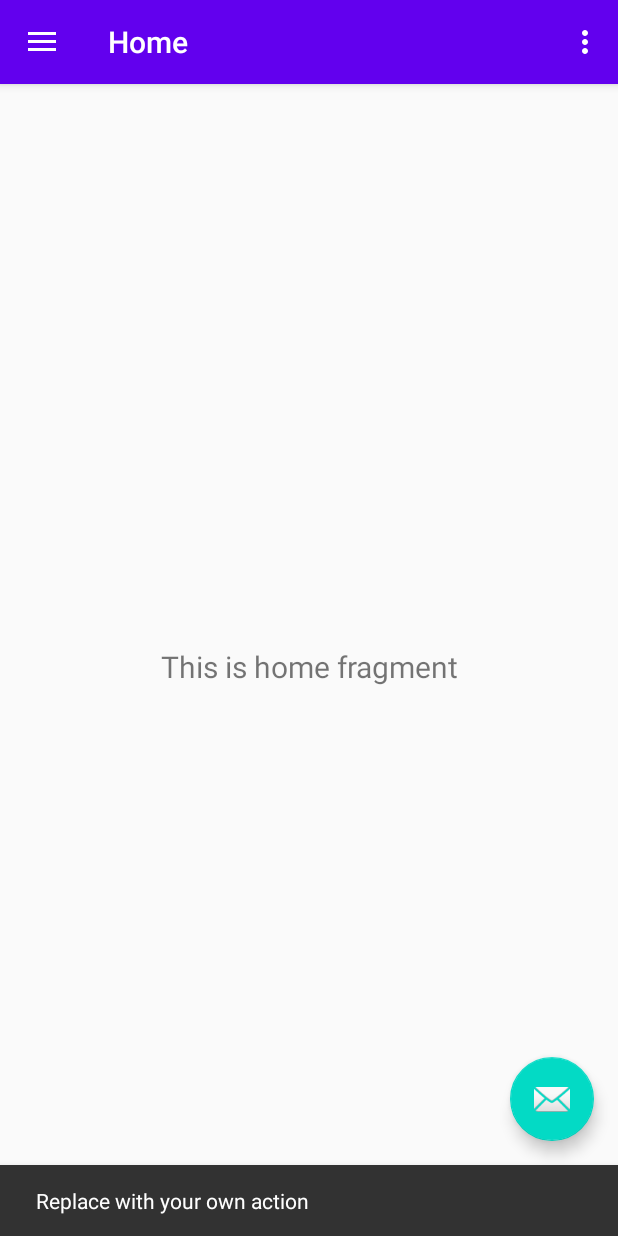
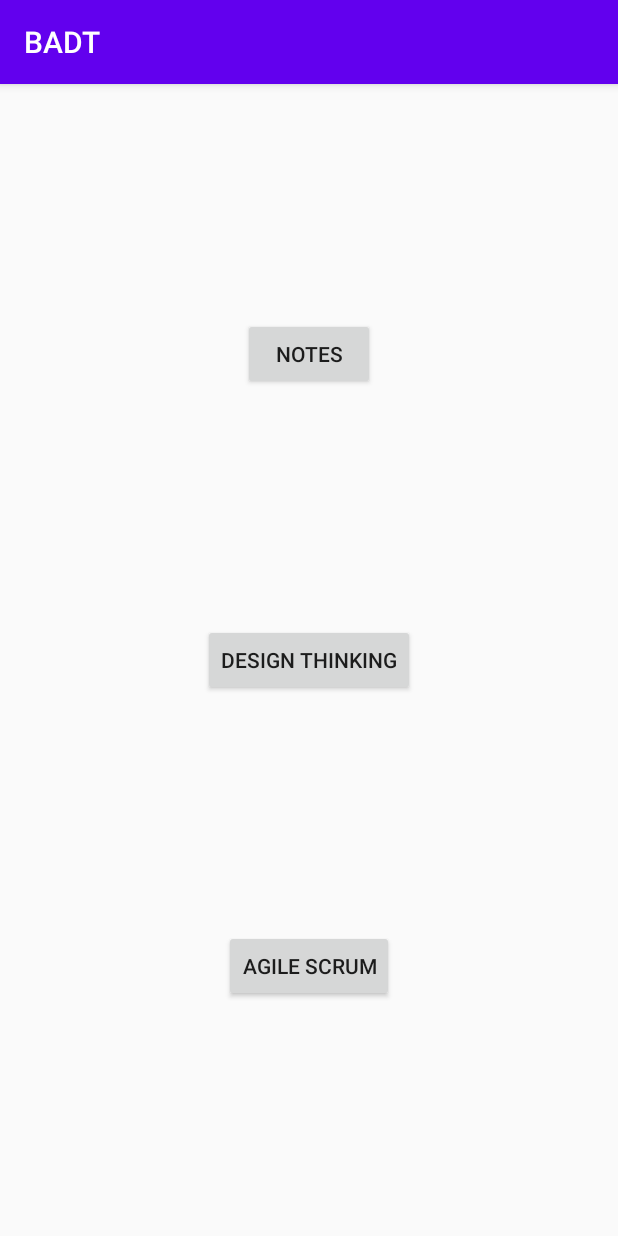
Before and after one commit to katrinaannhadi/BADT, an Android app: the screen it shows after launch (MainActivity before the commit, TemporaryActivity after it), after a tap on an icon or button, on a phone screen of 412 x 824 dp. Run offline under Robolectric (Android 15) with nearby library versions, the phone set to English and light mode, and no system bars; our stand-ins replace navigation-ui.

Commit message:
Integration into repository

```diff
--- a/app/src/main/java/com/katrinaann/badt/MainActivity.java
+++ b/app/src/main/java/com/katrinaann/badt/ui/blogandnotes/MainActivity.java
@@ -1,12 +1,15 @@
-package com.katrinaann.badt;
+package com.katrinaann.badt.ui.blogandnotes;
 
+import android.content.Intent;
 import android.os.Bundle;
 import android.view.View;
 import android.view.Menu;
+import android.widget.Button;
 
 import com.google.android.material.floatingactionbutton.FloatingActionButton;
 import com.google.android.material.snackbar.Snackbar;
 import com.google.android.material.navigation.NavigationView;
+import com.katrinaann.badt.R;
 
 import androidx.navigation.NavController;
 import androidx.navigation.Navigation;
@@ -19,6 +22,7 @@ import androidx.appcompat.widget.Toolbar;
 public class MainActivity extends AppCompatActivity {
 
     private AppBarConfiguration mAppBarConfiguration;
+    private FloatingActionButton fab;
 
     @Override
     protected void onCreate(Bundle savedInstanceState) {
@@ -45,6 +49,14 @@ public class MainActivity extends AppCompatActivity {
         NavController navController = Navigation.findNavController(this, R.id.nav_host_fragment);
         NavigationUI.setupActionBarWithNavController(this, navController, mAppBarConfiguration);
         NavigationUI.setupWithNavController(navigationView, navController);
+
+        fab = findViewById(R.id.fab);
+        fab.setOnClickListener(new View.OnClickListener() {
+            @Override
+            public void onClick(View v) {
+                newActivity(v);
+            }
+        });
     }
 
     @Override
@@ -60,4 +72,9 @@ public class MainActivity extends AppCompatActivity {
         return NavigationUI.navigateUp(navController, mAppBarConfiguration)
                 || super.onSupportNavigateUp();
     }
+
+    public void newActivity(View v) {
+        Intent intent = new Intent(this, TemporaryActivity.class);
+        startActivity(intent);
+    }
 }
--- a/app/src/main/java/com/katrinaann/badt/NoteActivity.java
+++ b/app/src/main/java/com/katrinaann/badt/ui/blogandnotes/NoteActivity.java
@@ -1,4 +1,4 @@
-package com.example.infs3634groupassignmentlocal;
+package com.katrinaann.badt.ui.blogandnotes;
 
 import androidx.appcompat.app.AppCompatActivity;
 
@@ -7,6 +7,8 @@ import android.os.Bundle;
 import android.view.View;
 import android.widget.Button;
 import android.widget.EditText;
+
+import com.katrinaann.badt.R;
 
 public class NoteActivity extends AppCompatActivity {
 
--- /dev/null
+++ b/app/src/main/java/com/katrinaann/badt/ui/blogandnotes/NoteListAdapter.java
@@ -0,0 +1,5 @@
+package com.katrinaann.badt.ui.blogandnotes;
+
+public class NoteListAdapter {
+
+}
--- a/app/src/main/java/com/katrinaann/badt/Notes.java
+++ b/app/src/main/java/com/katrinaann/badt/ui/blogandnotes/Notes.java
@@ -1,4 +1,4 @@
-package com.example.infs3634groupassignmentlocal;
+package com.katrinaann.badt.ui.blogandnotes;
 
 import java.util.ArrayList;
 
--- /dev/null
+++ b/app/src/main/java/com/katrinaann/badt/ui/blogandnotes/TemporaryActivity.java
@@ -0,0 +1,62 @@
+package com.katrinaann.badt.ui.blogandnotes;
+
+import androidx.appcompat.app.AppCompatActivity;
+
+import android.content.Intent;
+import android.os.Bundle;
+import android.view.View;
+import android.widget.Button;
+
+import com.katrinaann.badt.R;
+
+public class TemporaryActivity extends AppCompatActivity {
+
+    private Button tvDesignThinking;
+    private Button tvAgile;
+    private Button tvNote;
+
+    @Override
+    protected void onCreate(Bundle savedInstanceState) {
+        //getIntent();
+
+        super.onCreate(savedInstanceState);
+        setContentView(R.layout.activity_temporary);
+
+        tvDesignThinking = findViewById(R.id.tvDesignThinking);
+        tvAgile = findViewById(R.id.tvAgile);
+        tvNote = findViewById(R.id.tvNote);
+
+        tvDesignThinking.setOnClickListener(new View.OnClickListener() {
+            @Override
+            public void onClick(View v) {
+                newActivity(v, "Design Thinking");
+            }
+        });
+
+        tvAgile.setOnClickListener(new View.OnClickListener() {
+            @Override
+            public void onClick(View v) {
+                newActivity(v, "Agile SCRUM");
+            }
+        });
+
+        tvNote.setOnClickListener(new View.OnClickListener() {
+            @Override
+            public void onClick(View v) {
+                newActivity2(v, "Note");
+            }
+        });
+    }
+
+    public void newActivity(View v, String topic) {
+        Intent intent = new Intent(this, ContentActivity.class);
+        intent.putExtra("Topic",topic);
+        startActivity(intent);
+    }
+
+    public void newActivity2(View v, String topic) {
+        Intent intent = new Intent(this, NoteActivity.class);
+        intent.putExtra("Note",topic);
+        startActivity(intent);
+    }
+}
--- a/app/src/main/java/com/katrinaann/badt/Topic.java
+++ b/app/src/main/java/com/katrinaann/badt/ui/blogandnotes/Topic.java
@@ -1,4 +1,4 @@
-package com.example.infs3634groupassignmentlocal;
+package com.katrinaann.badt.ui.blogandnotes;
 
 import java.util.ArrayList;
 
--- /dev/null
+++ b/app/src/main/res/layout/activity_note_list.xml
@@ -0,0 +1,6 @@
+<?xml version="1.0" encoding="utf-8"?>
+<androidx.recyclerview.widget.RecyclerView xmlns:android="http://schemas.android.com/apk/res/android"
+    android:id="@+id/rvList"
+    android:scrollbars="vertical"
+    android:layout_width="match_parent"
+    android:layout_height="match_parent"/>
--- /dev/null
+++ b/app/src/main/res/layout/activity_temporary.xml
@@ -0,0 +1,38 @@
+<?xml version="1.0" encoding="utf-8"?>
+<androidx.constraintlayout.widget.ConstraintLayout xmlns:android="http://schemas.android.com/apk/res/android"
+    xmlns:app="http://schemas.android.com/apk/res-auto"
+    xmlns:tools="http://schemas.android.com/tools"
+    android:layout_width="match_parent"
+    android:layout_height="match_parent"
+    tools:context="com.katrinaann.badt.ui.blogandnotes.TemporaryActivity">
+
+    <Button
+        android:id="@+id/tvDesignThinking"
+        android:layout_width="wrap_content"
+        android:layout_height="wrap_content"
+        android:text="Design Thinking"
+        app:layout_constraintBottom_toBottomOf="parent"
+        app:layout_constraintEnd_toEndOf="parent"
+        app:layout_constraintStart_toStartOf="parent"
+        app:layout_constraintTop_toTopOf="parent" />
+
+    <Button
+        android:id="@+id/tvAgile"
+        android:layout_width="wrap_content"
+        android:layout_height="wrap_content"
+        android:text="Agile SCRUM"
+        app:layout_constraintBottom_toBottomOf="parent"
+        app:layout_constraintEnd_toEndOf="parent"
+        app:layout_constraintStart_toStartOf="parent"
+        app:layout_constraintTop_toBottomOf="@+id/tvDesignThinking" />
+
+    <Button
+        android:id="@+id/tvNote"
+        android:layout_width="wrap_content"
+        android:layout_height="wrap_content"
+        android:text="Notes"
+        app:layout_constraintBottom_toTopOf="@+id/tvDesignThinking"
+        app:layout_constraintEnd_toEndOf="parent"
+        app:layout_constraintStart_toStartOf="parent"
+        app:layout_constraintTop_toTopOf="parent" />
+</androidx.constraintlayout.widget.ConstraintLayout>
--- a/app/src/main/res/values/strings.xml
+++ b/app/src/main/res/values/strings.xml
@@ -16,4 +16,9 @@
 
     <string name="home_second">Home Second</string>
     <string name="title_activity_maps">Map</string>
+
+    <string-array name="BATopics">
+        <item>Design Thinking</item>
+        <item>Agile Methodology</item>
+    </string-array>
 </resources>
```
Also changed, not shown: app/src/main/AndroidManifest.xml (+5 -5 lines), app/src/main/java/com/katrinaann/badt/DesignThinking.java (deleted, +0 -53 lines), app/src/main/java/com/katrinaann/badt/ui/blogandnotes/ContentActivity.java (renamed from app/src/main/java/com/katrinaann/badt/ContentActivity.java, +5 -3 lines), app/src/main/java/com/katrinaann/badt/ui/blogandnotes/NoteListActivity.java (added, +16 -0 lines), 1 other file.
